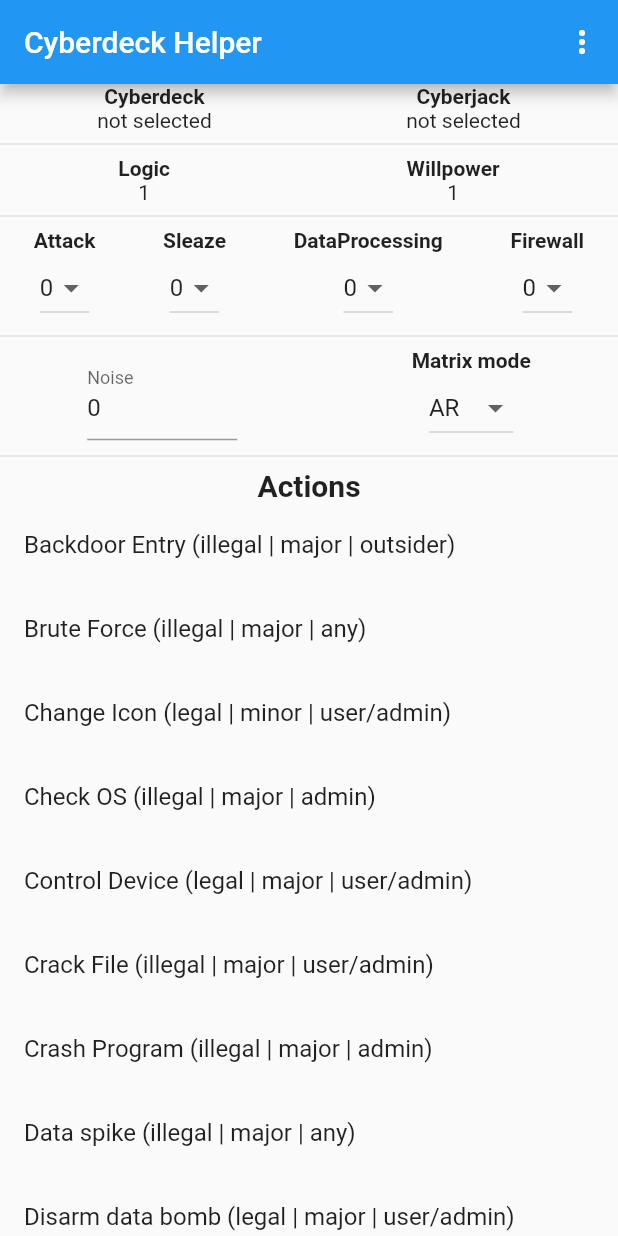
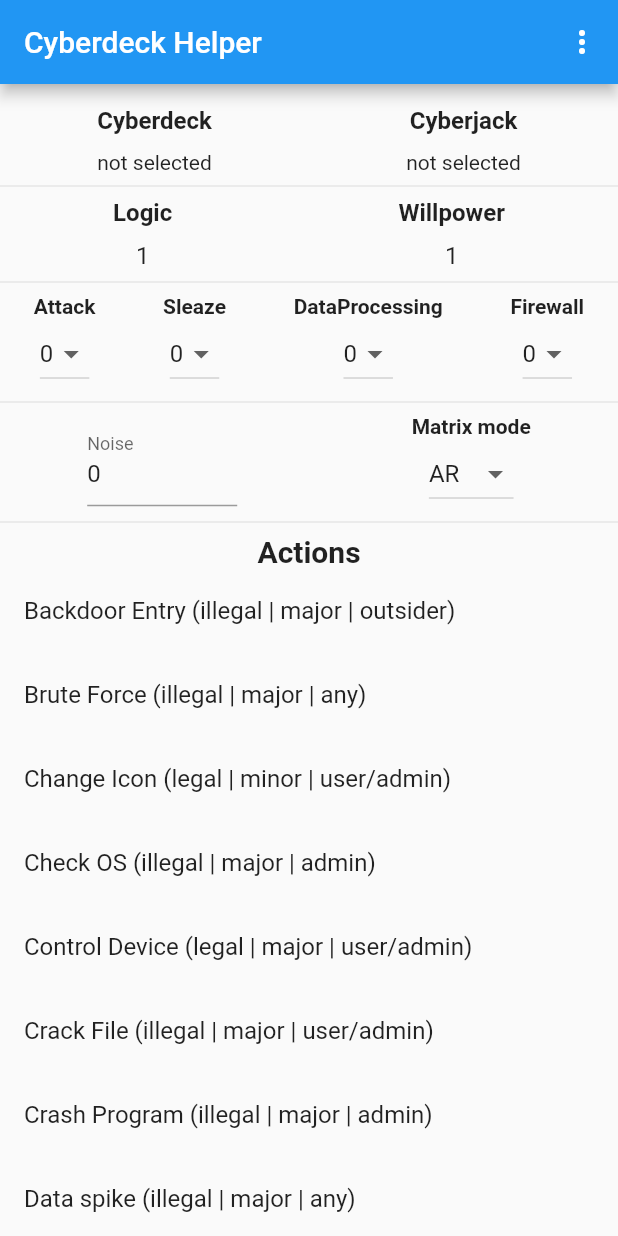
Before and after one commit to Celeo/cyberdeck-helper, a Flutter app: the screen it shows after launch, on a phone screen of 412 x 824 dp. Run offline on Flutter 3.47's test engine with Material 2 defaults, Android fonts, the phone set to English and light mode, and no system bars; our stand-ins replace shared_preferences.

Commit message:
Layout styling

```diff
--- a/lib/action_info.dart
+++ b/lib/action_info.dart
@@ -14,7 +14,10 @@ class ViewActionInfo extends StatelessWidget {
       ),
       body: Container(
         padding: EdgeInsets.all(50.0),
-        child: Text('TODO'),
+        child: Text(
+          getActionDescription(actionName),
+          style: TextStyle(fontSize: 16.0),
+        ),
       ),
     );
   }
--- a/lib/char_deck_config.dart
+++ b/lib/char_deck_config.dart
@@ -25,12 +25,12 @@ class _CharGearViewConfiguration extends State<CharGearViewConfiguration> {
           children: <Widget>[
             _buildDropDown(
                 character, _dropdownDefaultDeck, _DeckOrJack.Deck, <String>[
-              'Erika MCD-6: A/S 4/3, 2 slots',
-              'Spinrad Falcon: A/S 5/4, 4 slots',
-              'MCT 360: A/S 6/5 6 slots',
-              'Reraku Kitsune: A/S 7/6, 8 slots',
-              'Shiawase Cyber-6: A/S 8/7, 10 slots',
-              'Fairlight Excalibur: A/S 9/8, 12 slots',
+              'Rating 1: A/S 4/3, 2 slots',
+              'Rating 2: A/S 5/4, 4 slots',
+              'Rating 3: A/S 6/5 6 slots',
+              'Rating 4: A/S 7/6, 8 slots',
+              'Rating 5: A/S 8/7, 10 slots',
+              'Rating 6: A/S 9/8, 12 slots',
             ]),
             _buildDropDown(
                 character, _dropdownDefaultJack, _DeckOrJack.Jack, <String>[
--- a/lib/main.dart
+++ b/lib/main.dart
@@ -223,26 +223,49 @@ class HomePageState extends State<HomePage> {
       body: Center(
         child: Column(
           children: <Widget>[
-            Row(
+            Padding(
+              padding: EdgeInsets.only(top: 15.0),
+              child: Row(
                 mainAxisAlignment: MainAxisAlignment.spaceAround,
                 children: <Widget>[
                   Column(
                     mainAxisAlignment: MainAxisAlignment.center,
                     children: <Widget>[
-                    Text('Cyberdeck',
-                        style: TextStyle(fontWeight: FontWeight.bold)),
-                    Text(character.deck ?? 'not selected'),
+                      Text(
+                        'Cyberdeck',
+                        style: TextStyle(
+                          fontWeight: FontWeight.bold,
+                          fontSize: 16.0,
+                        ),
+                      ),
+                      Padding(
+                        padding: EdgeInsets.only(top: 10.0),
+                        child: Text(
+                          character.deck ?? 'not selected',
+                          style: TextStyle(fontSize: 14.0),
+                        ),
+                      ),
                     ],
                   ),
                   Column(
                     mainAxisAlignment: MainAxisAlignment.center,
                     children: <Widget>[
                       Text('Cyberjack',
-                        style: TextStyle(fontWeight: FontWeight.bold)),
-                    Text(character.jack ?? 'not selected'),
+                          style: TextStyle(
+                            fontWeight: FontWeight.bold,
+                            fontSize: 16.0,
+                          )),
+                      Padding(
+                        padding: EdgeInsets.only(top: 10.0),
+                        child: Text(
+                          character.jack ?? 'not selected',
+                          style: TextStyle(fontSize: 14.0),
+                        ),
+                      ),
                     ],
                   ),
                 ],
+              ),
             ),
             Divider(),
             Row(
@@ -252,16 +275,38 @@ class HomePageState extends State<HomePage> {
                   mainAxisAlignment: MainAxisAlignment.center,
                   children: <Widget>[
                     Text('Logic',
-                        style: TextStyle(fontWeight: FontWeight.bold)),
-                    Text(character.logic.toString()),
+                        style: TextStyle(
+                          fontWeight: FontWeight.bold,
+                          fontSize: 16.0,
+                        )),
+                    Padding(
+                      padding: EdgeInsets.only(top: 10.0),
+                      child: Text(
+                        character.logic.toString(),
+                        style: TextStyle(
+                          fontSize: 16.0,
+                        ),
+                      ),
+                    ),
                   ],
                 ),
                 Column(
                   mainAxisAlignment: MainAxisAlignment.center,
                   children: <Widget>[
                     Text('Willpower',
-                        style: TextStyle(fontWeight: FontWeight.bold)),
-                    Text(character.willpower.toString()),
+                        style: TextStyle(
+                          fontWeight: FontWeight.bold,
+                          fontSize: 16.0,
+                        )),
+                    Padding(
+                      padding: EdgeInsets.only(top: 10.0),
+                      child: Text(
+                        character.willpower.toString(),
+                        style: TextStyle(
+                          fontSize: 16.0,
+                        ),
+                      ),
+                    ),
                   ],
                 ),
               ],
--- a/lib/rules.dart
+++ b/lib/rules.dart
@@ -114,3 +114,8 @@ final List<String> allActions = [
   'Tarpit (illegal | major | any)',
   'Trace Icon (illegal | major | admin)',
 ];
+
+String getActionDescription(String action) {
+  // TODO
+  return 'Nothing here yet.';
+}
```
Lines whose indentation alone changed are shown as unchanged.
